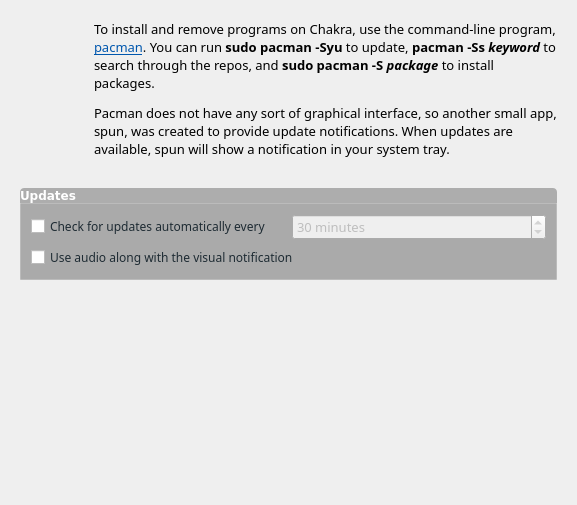
Before: the Qt Designer form ui/ui_scrPackage.ui in rshipp/kapudan, drawn with Qt 5.
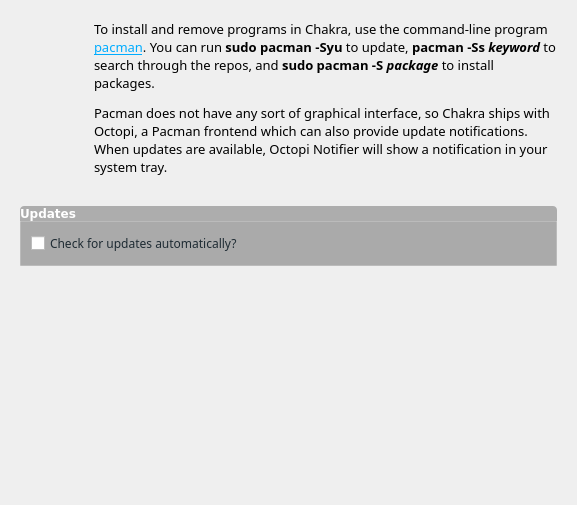
After: the same form once the commit is applied. Icons and pictures are not drawn.

Commit message: Removed references to spun, replaced with octopi-notifier.

```diff
--- a/ui/ui_scrPackage.ui
+++ b/ui/ui_scrPackage.ui
@@ -98,56 +98,12 @@
              <string notr="true">color: rgb(30, 43, 51)</string>
             </property>
             <property name="text">
-             <string>Check for updates automatically every</string>
-            </property>
-           </widget>
-          </item>
-          <item>
-           <widget class="QSpinBox" name="updateInterval">
-            <property name="enabled">
-             <bool>false</bool>
-            </property>
-            <property name="font">
-             <font>
-              <family>Sans Serif</family>
-              <pointsize>10</pointsize>
-             </font>
-            </property>
-            <property name="styleSheet">
-             <string notr="true"/>
-            </property>
-            <property name="suffix">
-             <string> minutes</string>
-            </property>
-            <property name="minimum">
-             <number>5</number>
-            </property>
-            <property name="maximum">
-             <number>10080</number>
-            </property>
-            <property name="value">
-             <number>30</number>
+             <string>Check for updates automatically?</string>
             </property>
            </widget>
           </item>
          </layout>
         </item>
-        <item>
-         <widget class="QCheckBox" name="playAudio">
-          <property name="font">
-           <font>
-            <family>Sans Serif</family>
-            <pointsize>9</pointsize>
-           </font>
-          </property>
-          <property name="styleSheet">
-           <string notr="true">color: rgb(30, 43, 51)</string>
-          </property>
-          <property name="text">
-           <string>Use audio along with the visual notification</string>
-          </property>
-         </widget>
-        </item>
        </layout>
       </widget>
      </item>
@@ -207,7 +163,7 @@
         <enum>QFrame::Raised</enum>
        </property>
        <property name="text">
-        <string>&lt;html&gt;&lt;head/&gt;&lt;body&gt;&lt;p&gt;To install and remove programs on Chakra, use the command-line program, &lt;a href=&quot;http://chakraos.org/wiki/index.php?title=Pacman&quot;&gt;&lt;span style=&quot; text-decoration: underline; color:#0057ae;&quot;&gt;pacman&lt;/span&gt;&lt;/a&gt;. You can run &lt;span style=&quot; font-weight:600;&quot;&gt;sudo pacman -Syu&lt;/span&gt; to update, &lt;span style=&quot; font-weight:600;&quot;&gt;pacman -Ss &lt;/span&gt;&lt;span style=&quot; font-weight:600; font-style:italic;&quot;&gt;keyword&lt;/span&gt; to search through the repos, and &lt;span style=&quot; font-weight:600;&quot;&gt;sudo pacman -S &lt;/span&gt;&lt;span style=&quot; font-weight:600; font-style:italic;&quot;&gt;package&lt;/span&gt; to install packages.&lt;/p&gt;&lt;p&gt;Pacman does not have any sort of graphical interface, so another small app, spun, was created to provide update notifications. When updates are available, spun will show a notification in your system tray. &lt;/p&gt;&lt;/body&gt;&lt;/html&gt;</string>
+        <string>&lt;html&gt;&lt;head/&gt;&lt;body&gt;&lt;p&gt;To install and remove programs in Chakra, use the command-line program &lt;a href=&quot;http://chakraos.org/wiki/index.php?title=Pacman&quot;&gt;&lt;span style=&quot; text-decoration: underline; color:#00acff;&quot;&gt;pacman&lt;/span&gt;&lt;/a&gt;. You can run &lt;span style=&quot; font-weight:600;&quot;&gt;sudo pacman -Syu&lt;/span&gt; to update, &lt;span style=&quot; font-weight:600;&quot;&gt;pacman -Ss &lt;/span&gt;&lt;span style=&quot; font-weight:600; font-style:italic;&quot;&gt;keyword&lt;/span&gt; to search through the repos, and &lt;span style=&quot; font-weight:600;&quot;&gt;sudo pacman -S &lt;/span&gt;&lt;span style=&quot; font-weight:600; font-style:italic;&quot;&gt;package&lt;/span&gt; to install packages.&lt;/p&gt;&lt;p&gt;Pacman does not have any sort of graphical interface, so Chakra ships with Octopi, a Pacman frontend which can also provide update notifications. When updates are available, Octopi Notifier will show a notification in your system tray. &lt;/p&gt;&lt;/body&gt;&lt;/html&gt;</string>
        </property>
        <property name="wordWrap">
         <bool>true</bool>
```
Left out of the diff: 3 changed lines with no effect on the pictures. The commit also changes 8 other files.
